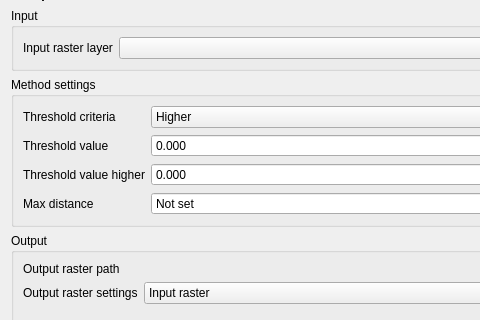
Old version of the form eis_qgis_plugin/resources/ui/mineral_proxies/proxy_workflow3_define_anomaly.ui in the repository GispoCoding/eis_qgis_plugin; both pictures show x 0 to 480 and y 95 to 415 of the 747 by 844 pixel window.
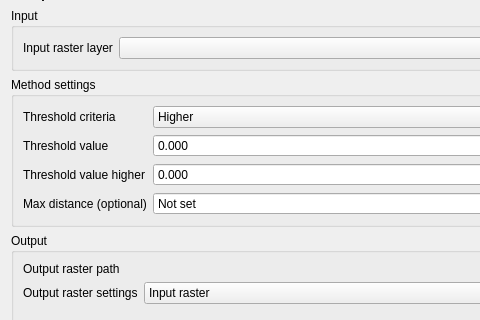
New version of the form. Custom widgets are drawn as their Qt base class.

Commit message: add tooltips to proxy processing, add 'optional' to max distance label

```diff
--- a/eis_qgis_plugin/resources/ui/mineral_proxies/proxy_workflow3_define_anomaly.ui
+++ b/eis_qgis_plugin/resources/ui/mineral_proxies/proxy_workflow3_define_anomaly.ui
@@ -149,7 +149,7 @@
       <item row="3" column="0">
        <widget class="QLabel" name="label">
         <property name="text">
-         <string>Max distance</string>
+         <string>Max distance (optional)</string>
         </property>
        </widget>
       </item>
```
Left out of the diff: 48 changed lines with no effect on the pictures. The commit also changes 2 other files.
